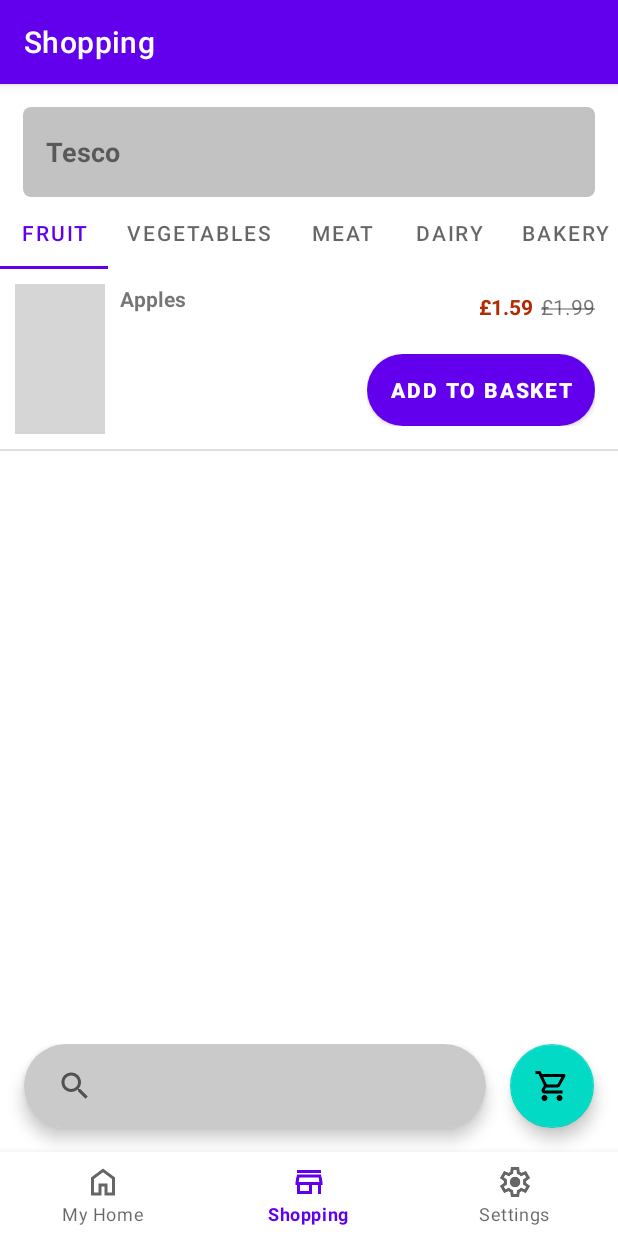
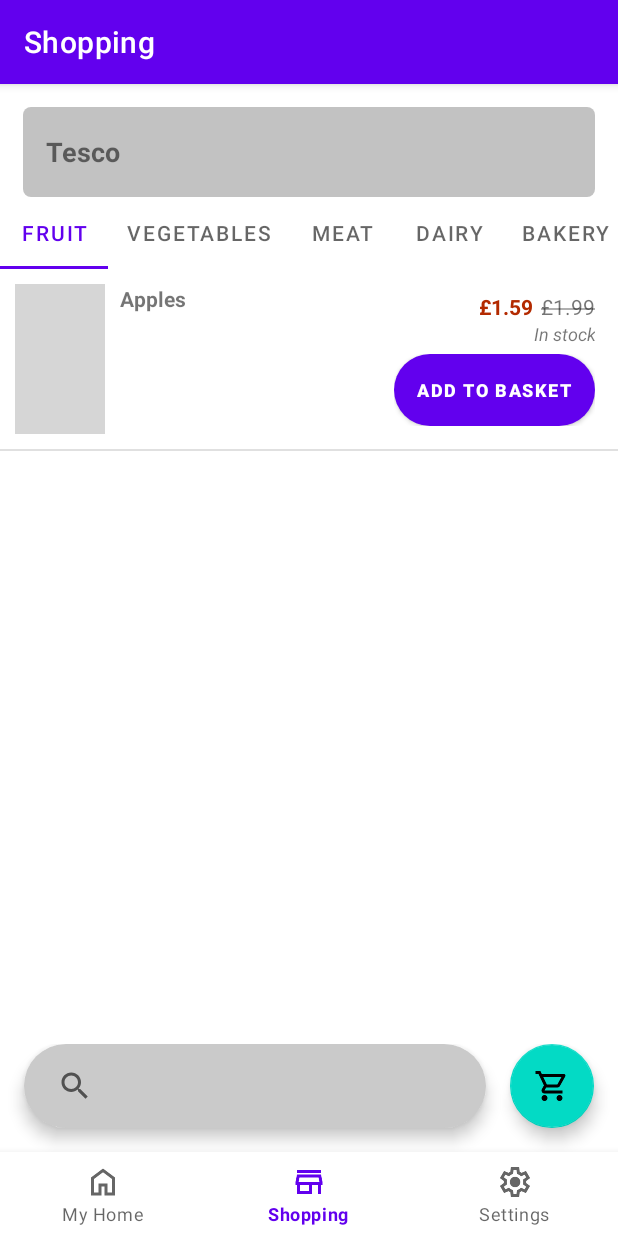
Before and after one commit to SEPP-SSH/Shared-Groceries, an Android app: the screen it shows after launch (MainActivity), item 2 of the bottom bar chosen, on a phone screen of 412 x 824 dp. Run offline under Robolectric (Android 15) with nearby library versions, the phone set to English and light mode, and no system bars; our stand-ins replace navigation-ui; pictures from the network do not load; grey boxes are pictures that could not be loaded.

Commit message:
Add stock indicator
Added indicator to each item in the basket and each item in the browsing view to display whether or not an item is in stock.

```diff
--- a/Android/app/src/main/java/uk/co/xeiverse/ssh/adapters/GroceryItemsAdapter.java
+++ b/Android/app/src/main/java/uk/co/xeiverse/ssh/adapters/GroceryItemsAdapter.java
@@ -27,11 +27,13 @@ import uk.co.xeiverse.ssh.ui.shop.ShopFragment;
 
 public class GroceryItemsAdapter extends ArrayAdapter<GroceryItem> {
 
+    private Context context;
     private ServerHelper serverHelper;
 
     public GroceryItemsAdapter(@NonNull Context context, ServerHelper serverHelper, List<GroceryItem> arrayList) {
         super(context, 0, arrayList);
 
+        this.context = context;
         this.serverHelper = serverHelper;
     }
 
@@ -55,6 +57,7 @@ public class GroceryItemsAdapter extends ArrayAdapter<GroceryItem> {
         TextView titleView = currentItemView.findViewById(R.id.itemTitleView);
         TextView basePriceView = currentItemView.findViewById(R.id.basePriceView);
         TextView offerPriceView = currentItemView.findViewById(R.id.offerPriceView);
+        TextView stockView = currentItemView.findViewById(R.id.stockView);
         Button addToBasketBtn = currentItemView.findViewById(R.id.addToBasketBtn);
 
         LinearLayout quantityLayout = currentItemView.findViewById(R.id.quantityView);
@@ -75,6 +78,14 @@ public class GroceryItemsAdapter extends ArrayAdapter<GroceryItem> {
             basePriceView.setPaintFlags(basePriceView.getPaintFlags() | Paint.STRIKE_THRU_TEXT_FLAG);
 
             offerPriceView.setText("£" + currentGroceryItem.getOfferPrice().toString());
+        }
+
+        // Check if in stock
+        if (currentGroceryItem.getInStock() > 0) {
+            stockView.setText(context.getString(R.string.in_stock));
+        }
+        else {
+            stockView.setText(context.getString(R.string.out_of_stock));
         }
 
         // Load the image URL into the imageview
--- a/Android/app/src/main/res/layout/item_grocery.xml
+++ b/Android/app/src/main/res/layout/item_grocery.xml
@@ -16,13 +16,21 @@
 
     <LinearLayout
         android:id="@+id/priceLayout"
-        android:layout_margin="15dp"
-        android:gravity="end"
+        android:orientation="vertical"
+        android:layout_marginTop="15dp"
+        android:layout_marginStart="15dp"
+        android:layout_marginEnd="15dp"
+        android:layout_above="@id/buttonLayout"
         android:layout_alignParentTop="true"
         android:layout_alignParentEnd="true"
         android:layout_toEndOf="@id/itemTitleView"
+        android:layout_width="0dp"
+        android:layout_height="wrap_content">
+
+        <LinearLayout
+            android:gravity="end"
             android:orientation="horizontal"
-        android:layout_width="0dp"
+            android:layout_width="match_parent"
             android:layout_height="wrap_content">
 
             <TextView
@@ -49,6 +57,19 @@
         </LinearLayout>
 
         <TextView
+            android:id="@+id/stockView"
+            android:text="@string/in_stock"
+            android:gravity="end"
+            android:textStyle="italic"
+            android:maxLines="1"
+            android:ellipsize="end"
+            android:textSize="12sp"
+            android:layout_width="match_parent"
+            android:layout_height="wrap_content" />
+
+    </LinearLayout>
+
+    <TextView
         android:id="@+id/itemTitleView"
         android:layout_toEndOf="@id/itemImageView"
         android:layout_alignParentTop="true"
@@ -66,7 +87,9 @@
     <LinearLayout
         android:id="@+id/buttonLayout"
         android:orientation="horizontal"
-        android:layout_margin="15dp"
+        android:layout_marginBottom="15dp"
+        android:layout_marginEnd="15dp"
+        android:layout_marginStart="15dp"
         android:layout_alignParentEnd="true"
         android:layout_alignParentBottom="true"
         android:gravity="bottom|end"
@@ -120,6 +143,7 @@
             android:text="@string/add_to_basket"
             android:textColor="@color/white"
             android:textStyle="bold"
+            android:textSize="12sp"
             android:background="@drawable/myrect"
             android:backgroundTint="@color/design_default_color_secondary"
             android:paddingTop="5dp"
--- a/Android/app/src/main/res/values/strings.xml
+++ b/Android/app/src/main/res/values/strings.xml
@@ -11,4 +11,6 @@
     <string name="empty_basket_title">Your basket is empty</string>
     <string name="empty_basket_message">Add some items to your basket and they will appear here…</string>
     <string name="added_by">Added by</string>
+    <string name="in_stock">In stock</string>
+    <string name="out_of_stock">Out of stock</string>
 </resources>
```
Also changed, not shown: Android/app/src/main/java/uk/co/xeiverse/ssh/adapters/BasketAdapter.java (+11 -0 lines), Android/app/src/main/res/layout/item_basket.xml (+23 -3 lines). Lines whose indentation alone changed are shown as unchanged.
